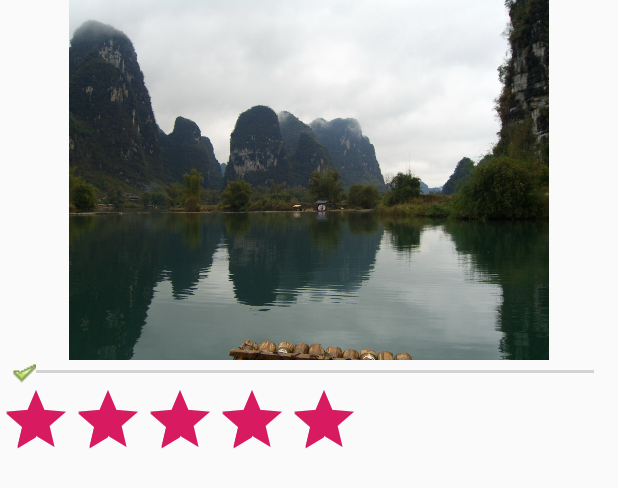
After one commit to jfq3301/crazy_android, an Android app: the layout seek_bar_test.xml on its own in the app's theme, with its tools: preview values and no code run, on a phone screen of 412 x 824 dp. The commit adds this screen. Shown: the top 488 px of the screen. Run offline under Robolectric (Android 15) with nearby library versions, the phone set to English and light mode, and no system bars.

Commit message:
seekBar/ ratingBar test.

```diff
--- /dev/null
+++ b/chapter2/ProgressBarTest/app/src/main/res/layout/seek_bar_test.xml
@@ -0,0 +1,26 @@
+<?xml version="1.0" encoding="utf-8"?>
+<LinearLayout xmlns:android="http://schemas.android.com/apk/res/android"
+    android:layout_width="match_parent"
+    android:layout_height="match_parent"
+    android:orientation="vertical">
+    <ImageView
+        android:layout_width="match_parent"
+        android:layout_height="240dp"
+        android:id="@+id/image"
+        android:src="@drawable/lijiang"/>
+    <SeekBar
+        android:layout_width="match_parent"
+        android:layout_height="wrap_content"
+        android:id="@+id/seekbar"
+        android:max="255"
+        android:thumb="@drawable/ok"/>
+    <RatingBar
+        android:layout_width="wrap_content"
+        android:layout_height="wrap_content"
+        android:id="@+id/ratingbar"
+        android:numStars="5"
+        android:max="255"
+        android:progress="255"
+        android:stepSize="0.5"/>
+
+</LinearLayout>
```
Also changed, not shown: chapter2/ProgressBarTest/app/src/main/java/com/example/progressbartest/MainActivity.java (+92 -34 lines), chapter2/ProgressBarTest/app/src/main/res/layout/title_progress_bar.xml (added, +18 -0 lines), chapter2/ProgressBarTest/app/src/main/res/drawable/lijiang.jpg (added).
